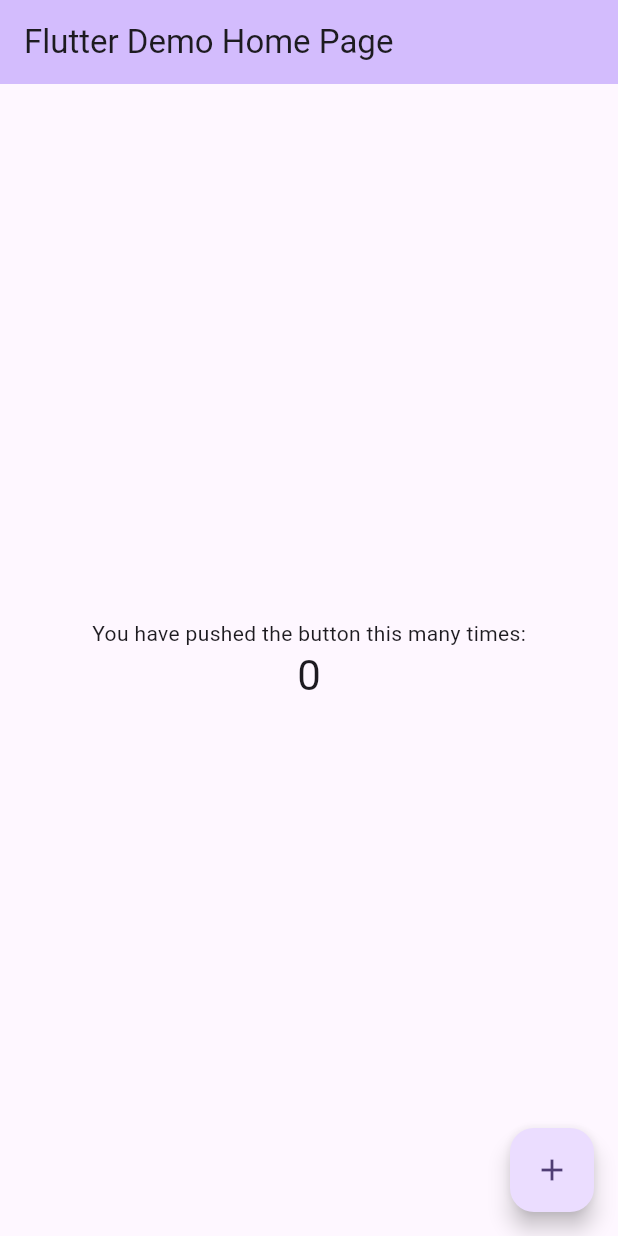
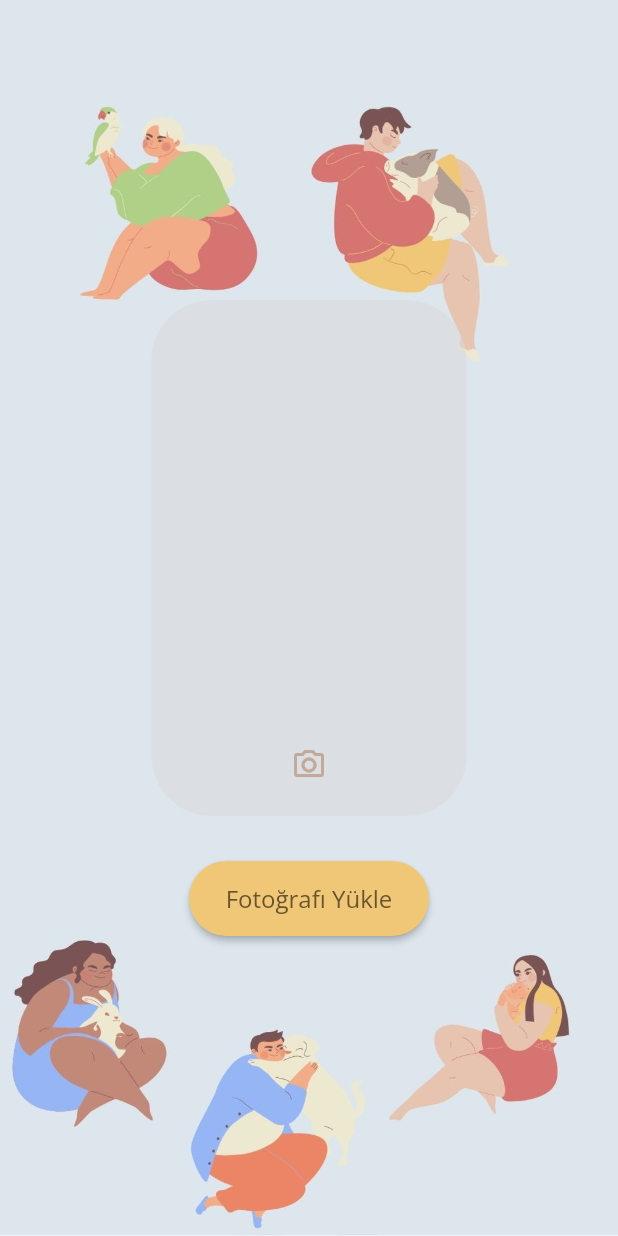
Before and after one commit to selingzl/PetTalkApp, a Flutter app: the screen it shows after launch, on a phone screen of 412 x 824 dp. Run offline on Flutter 3.47's test engine with Material 2 defaults, Android fonts, the phone set to English and light mode, and no system bars; our stand-ins replace image_picker.

Commit message:
first-commit

```diff
--- a/lib/main.dart
+++ b/lib/main.dart
@@ -1,125 +1,181 @@
 import 'package:flutter/material.dart';
-
+import 'package:image_picker/image_picker.dart';
+//import 'dart:io';
 void main() {
   runApp(const MyApp());
 }
 
+
 class MyApp extends StatelessWidget {
   const MyApp({super.key});
-
-  // This widget is the root of your application.
   @override
   Widget build(BuildContext context) {
-    return MaterialApp(
-      title: 'PetTalk_App',
-      theme: ThemeData(
-        // This is the theme of your application.
-        //
-        // TRY THIS: Try running your application with "flutter run". You'll see
-        // the application has a blue toolbar. Then, without quitting the app,
-        // try changing the seedColor in the colorScheme below to Colors.green
-        // and then invoke "hot reload" (save your changes or press the "hot
-        // reload" button in a Flutter-supported IDE, or press "r" if you used
-        // the command line to start the app).
-        //
-        // Notice that the counter didn't reset back to zero; the application
-        // state is not lost during the reload. To reset the state, use hot
-        // restart instead.
-        //
-        // This works for code too, not just values: Most code changes can be
-        // tested with just a hot reload.
-        colorScheme: ColorScheme.fromSeed(seedColor: Colors.deepPurple),
-        useMaterial3: true,
-      ),
-      home: const MyHomePage(title: 'Flutter Demo Home Page'),
+    return const MaterialApp(
+      debugShowCheckedModeBanner: false,
+      home: AnaSayfa(),
     );
   }
 }
 
-class MyHomePage extends StatefulWidget {
-  const MyHomePage({super.key, required this.title});
+class AnaSayfa extends StatelessWidget {
+  const AnaSayfa({super.key});
+  Future<void> _getImage(BuildContext context) async {
+    final picker = ImagePicker();
+    final pickedFile = await picker.getImage(source: ImageSource.gallery);
 
-  // This widget is the home page of your application. It is stateful, meaning
-  // that it has a State object (defined below) that contains fields that affect
-  // how it looks.
+    if (pickedFile != null) {
+      // Seçilen resmi kullanmak istiyorsanız burada işlem yapabilirsiniz.
+      // Örneğin, Navigator ile başka bir sayfada gösterebilirsiniz.
+    }
+  }
+  @override
+  Widget build(BuildContext context) {
+    return Scaffold(
 
-  // This class is the configuration for the state. It holds the values (in this
-  // case the title) provided by the parent (in this case the App widget) and
-  // used by the build method of the State. Fields in a Widget subclass are
-  // always marked "final".
+      body: Stack(
+        children: [
+          // Arka plan resmi
+          Image.asset(
+            'images/homepage.jpg',
+            fit: BoxFit.cover,
+            width: double.infinity,
+            height: double.infinity,
+          ),
+          Center(
+            child: Column(
+              children: [
+                // Dikdörtgen ve içerisinde kamera ikonu
+                Stack(
+                  children: [
+                    Padding(
+                      padding: const EdgeInsets.only(top: 200),
+                      child: Container(
+                        width: 210,
+                        height: 344,
+                        margin: const EdgeInsets.only(bottom: 30),
+                        // Dikdörtgenin yüksekliğini artırarak kamera ikonunu aşağı kaydırın
+                        decoration: BoxDecoration(
+                          color: const Color(0xffD9D9D9).withOpacity(0.5),
+                          borderRadius: BorderRadius.circular(40.0),
+                        ),
+                      ),
+            ),
+                     Positioned(
+                      bottom: 40,
+                      left: 0,
+                      right: 0,
+                      child: Center(
+                        child: IconButton(
+                          onPressed: () {
+                            _getImage(context); // Galeriyi aç
+                          },
+                          icon:  const Icon(
+                            Icons.photo_camera_outlined),
+                          iconSize: 24,
+                          color:  const Color(0xffC2AA9B),
 
-  final String title;
+                        ),
+                      ),
+                    ),
+                  ],
+                ),
+                //const SizedBox(height: 0), // Dikdörtgen ile buton arasındaki boşluk
+                // Buton
+                 // 16 birim sola kaydırma
+                     Center(
+                      child: ElevatedButton(
+                      onPressed: () {
+                        // Butona tıklandığında DiğerSayfa'ya geçiş yap
+                        Navigator.push(
+                            context,
+                            MaterialPageRoute(builder: (context) => const DigerSayfa()),
+                        );
+                      },
+                      style: ElevatedButton.styleFrom(
+                        foregroundColor: const Color(0xff67542E), backgroundColor: const Color(0xffF0C776), fixedSize: const Size(160, 50), // Buton boyutlarını ayarlayın
+                        shape: RoundedRectangleBorder(
+                          borderRadius: BorderRadius.circular(50.0), // Kenarları yuvarlamak için değeri ayarlayın
+                        ), // Metin rengi kahverengi
 
-  @override
-  State<MyHomePage> createState() => _MyHomePageState();
+                        textStyle: const TextStyle(fontFamily: 'OpenSans', fontSize: 16),
+                      ),
+                      child: const Text('Fotoğrafı Yükle'),
+                ),
+                    ),
+
+
+              ],
+          ),
+          ),
+
+      ],
+      ),
+    );
+  }
 }
 
-class _MyHomePageState extends State<MyHomePage> {
-  int _counter = 0;
-
-  void _incrementCounter() {
-    setState(() {
-      // This call to setState tells the Flutter framework that something has
-      // changed in this State, which causes it to rerun the build method below
-      // so that the display can reflect the updated values. If we changed
-      // _counter without calling setState(), then the build method would not be
-      // called again, and so nothing would appear to happen.
-      _counter++;
-    });
-  }
+class DigerSayfa extends StatelessWidget {
+  const DigerSayfa({super.key});
 
 @override
 Widget build(BuildContext context) {
-    // This method is rerun every time setState is called, for instance as done
-    // by the _incrementCounter method above.
-    //
-    // The Flutter framework has been optimized to make rerunning build methods
-    // fast, so that you can just rebuild anything that needs updating rather
-    // than having to individually change instances of widgets.
   return Scaffold(
-      appBar: AppBar(
-        // TRY THIS: Try changing the color here to a specific color (to
-        // Colors.amber, perhaps?) and trigger a hot reload to see the AppBar
-        // change color while the other colors stay the same.
-        backgroundColor: Theme.of(context).colorScheme.inversePrimary,
-        // Here we take the value from the MyHomePage object that was created by
-        // the App.build method, and use it to set our appbar title.
-        title: Text(widget.title),
+    body: Stack(
+      children: [
+        // Arka plan resmi
+        Image.asset(
+          'images/paw.jpg',
+          fit: BoxFit.fill,
+          width: double.infinity,
+          height: double.infinity,
         ),
-      body: Center(
-        // Center is a layout widget. It takes a single child and positions it
-        // in the middle of the parent.
+
+        Align(
+          alignment: const Alignment(-0.97, -0.90),
+          child: IconButton(
+            icon: const Icon(
+                Icons.arrow_back_ios),
+                iconSize: 24,
+                color: const Color(0xffD67471),
+            onPressed: () {
+              Navigator.pop(context);
+            },
+          ),
+        ),
+        Center(
           child: Column(
-          // Column is also a layout widget. It takes a list of children and
-          // arranges them vertically. By default, it sizes itself to fit its
-          // children horizontally, and tries to be as tall as its parent.
-          //
-          // Column has various properties to control how it sizes itself and
-          // how it positions its children. Here we use mainAxisAlignment to
-          // center the children vertically; the main axis here is the vertical
-          // axis because Columns are vertical (the cross axis would be
-          // horizontal).
-          //
-          // TRY THIS: Invoke "debug painting" (choose the "Toggle Debug Paint"
-          // action in the IDE, or press "p" in the console), to see the
-          // wireframe for each widget.
             mainAxisAlignment: MainAxisAlignment.center,
-          children: <Widget>[
-            const Text(
-              'You have pushed the button this many times:',
+            children: [
+              Align(
+               alignment:  Alignment.topCenter,
+              // Dikdörtgen ve elips
+              child: Container(
+                width: 252,
+                height: 375,
+                margin: const EdgeInsets.only(bottom: 30),
+                decoration: BoxDecoration(
+                  color: const Color(0xffE9CD96).withOpacity(0.5),
+                  borderRadius: BorderRadius.circular(40.0),
                 ),
-            Text(
-              '$_counter',
-              style: Theme.of(context).textTheme.headlineMedium,
+
+              ),
+              ),
+                ClipOval(
+                     child: Container(
+                      width: 100,
+                      height: 100,
+                       color: const Color(0xffE9CD96),
+
+          ),
+
+        ),
+
+
+      ],
+    ),
         ),
   ],
     ),
-      ),
-      floatingActionButton: FloatingActionButton(
-        onPressed: _incrementCounter,
-        tooltip: 'Increment',
-        child: const Icon(Icons.add),
-      ), // This trailing comma makes auto-formatting nicer for build methods.
   );
 }
 }
```
Also changed, not shown: pubspec.yaml (+9 -13 lines), fonts/OpenSans-Regular.ttf (added), images/homepage.jpg (added), images/paw.jpg (added), pubspec.lock, 3 other files. Lines whose indentation alone changed are shown as unchanged.
